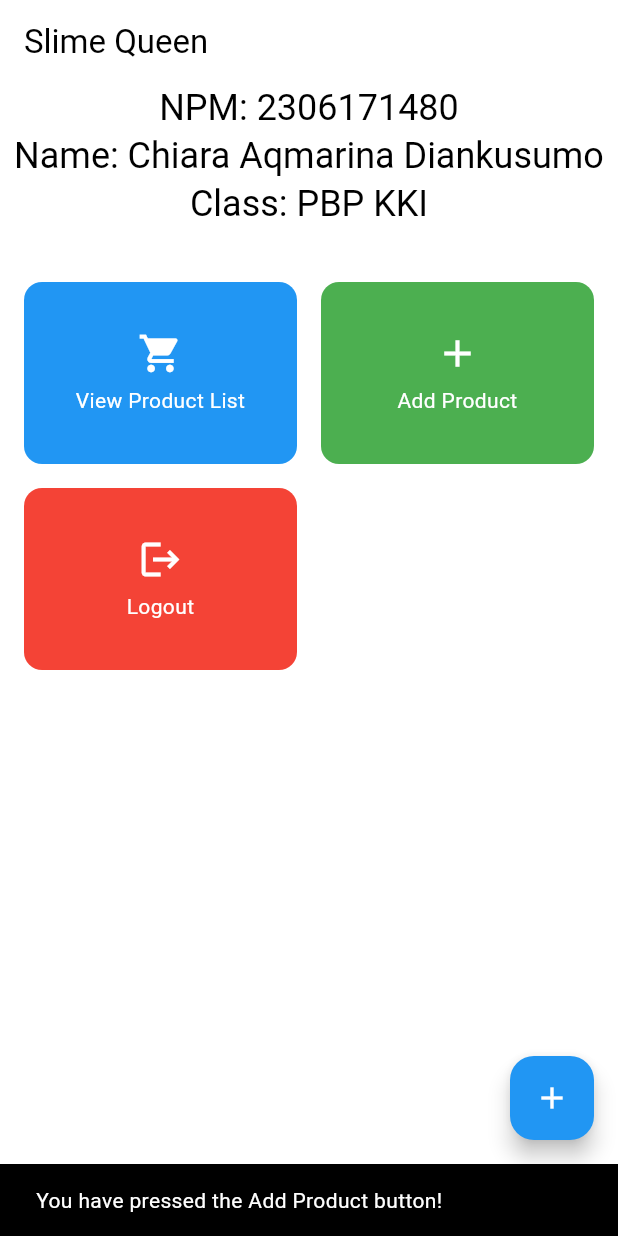
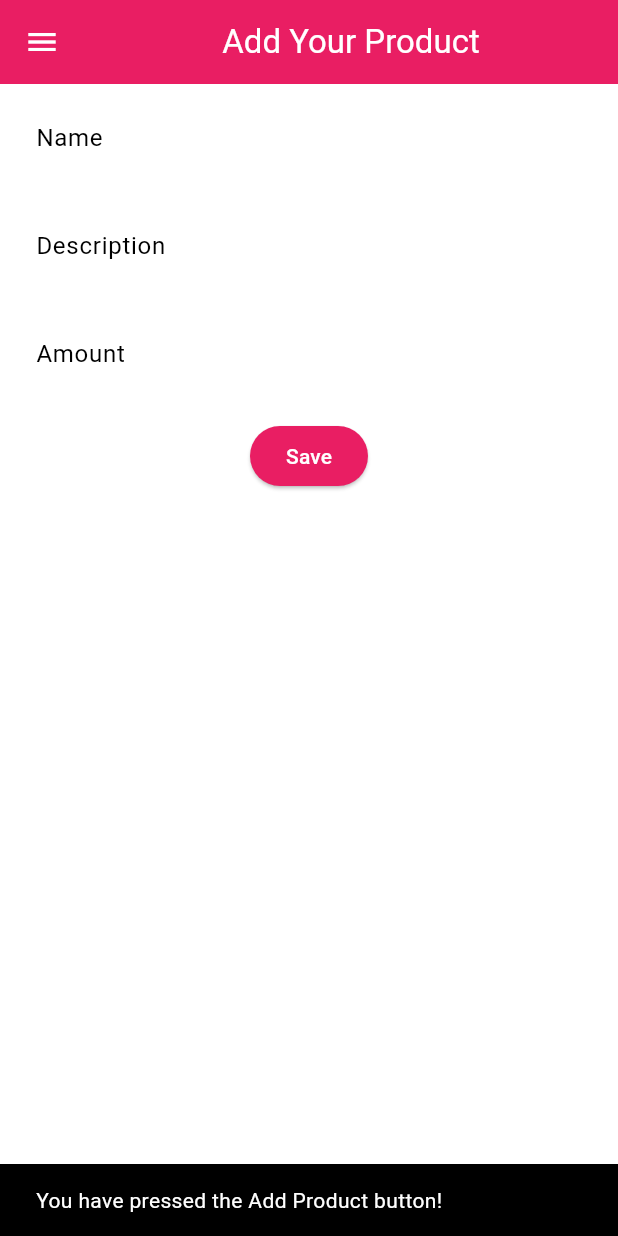
Before and after one commit to caqqmarina/E-commerce-mobile-app, a Flutter app: the screen it shows after launch, after a tap on "Add Product", on a phone screen of 412 x 824 dp. Run offline on Flutter 3.47's test engine with Material 3 defaults, Android fonts, the phone set to English and light mode, and no system bars.

Commit message:
Finished assignment 8

```diff
--- a/lib/main.dart
+++ b/lib/main.dart
@@ -1,5 +1,5 @@
 import 'package:flutter/material.dart';
-import 'package:ecommerce_app/menu.dart';
+import 'package:ecommerce_app/screens/menu.dart';
 
 void main() {
   runApp(const MyApp());
@@ -11,12 +11,12 @@ class MyApp extends StatelessWidget {
   @override
   Widget build(BuildContext context) {
     return MaterialApp(
-      title: 'Flutter Demo',
+      title: 'Slime Palace',
       theme: ThemeData(
         colorScheme: ColorScheme.fromSwatch(
-          primarySwatch: Colors.blue,
+          primarySwatch: Colors.pink,
         ).copyWith(
-          secondary: const Color.fromARGB(255, 206, 234, 255),
+          secondary: const Color.fromARGB(255, 252, 190, 229),
         ),
       ),
       home: MyHomePage(),
--- a/lib/menu.dart
+++ /dev/null
@@ -1,149 +0,0 @@
-import 'package:flutter/material.dart';
-
-class MyHomePage extends StatelessWidget {
-  final String npm = '2306171480'; // NPM
-  final String name = 'Chiara Aqmarina Diankusumo'; // Name
-  final String className = 'PBP KKI'; // Class
-
-  final List<ItemHomepage> items = [
-    ItemHomepage("View Product List", Icons.shopping_cart, Colors.blue),
-    ItemHomepage("Add Product", Icons.add, Colors.green),
-    ItemHomepage("Logout", Icons.logout, Colors.red),
-  ];
-
-  MyHomePage({super.key});
-
-  @override
-  Widget build(BuildContext context) {
-    return Scaffold(
-      appBar: AppBar(
-        backgroundColor: Theme.of(context).colorScheme.inversePrimary,
-        title: const Text('Slime Queen'),
-      ),
-      body: Center(
-        child: Column(
-          mainAxisAlignment: MainAxisAlignment.center,
-          children: <Widget>[
-            Text(
-              'NPM: $npm',
-              style: Theme.of(context).textTheme.headlineSmall,
-            ),
-            Text(
-              'Name: $name',
-              style: Theme.of(context).textTheme.headlineSmall,
-            ),
-            Text(
-              'Class: $className',
-              style: Theme.of(context).textTheme.headlineSmall,
-            ),
-            const SizedBox(height: 20),
-            Expanded(
-              child: GridView.builder(
-                padding: const EdgeInsets.all(16.0),
-                itemCount: items.length,
-                gridDelegate: const SliverGridDelegateWithFixedCrossAxisCount(
-                  crossAxisCount: 2,
-                  mainAxisSpacing: 16.0,
-                  crossAxisSpacing: 16.0,
-                  childAspectRatio: 1.5,
-                ),
-                itemBuilder: (context, index) {
-                  return ItemCard(items[index]); // Create ItemCard for each item
-                },
-              ),
-            ),
-          ],
-        ),
-      ),
-      floatingActionButton: FloatingActionButton(
-        onPressed: () {
-          // No state management here, so this button doesn't increment anything.
-        },
-        tooltip: 'Increment',
-        child: const Icon(Icons.add),
-      ),
-    );
-  }
-}
-
-class InfoCard extends StatelessWidget {
-  final String title;
-  final String content;
-
-  const InfoCard({super.key, required this.title, required this.content});
-
-  @override
-  Widget build(BuildContext context) {
-    return Card(
-      elevation: 2.0,
-      child: Container(
-        width: MediaQuery.of(context).size.width / 3.5,
-        padding: const EdgeInsets.all(16.0),
-        child: Column(
-          children: [
-            Text(
-              title,
-              style: const TextStyle(fontWeight: FontWeight.bold),
-            ),
-            const SizedBox(height: 8.0),
-            Text(content),
-          ],
-        ),
-      ),
-    );
-  }
-}
-
-class ItemHomepage {
-  final String name;
-  final IconData icon;
-  final Color color; // Added a color attribute for each button
-
-  ItemHomepage(this.name, this.icon, this.color);
-}
-
-class ItemCard extends StatelessWidget {
-  final ItemHomepage item;
-
-  const ItemCard(this.item, {super.key});
-
-  @override
-  Widget build(BuildContext context) {
-    return Material(
-      color: item.color, // Use item color for background
-      borderRadius: BorderRadius.circular(12),
-      child: InkWell(
-        onTap: () {
-          // Show Snackbar with a custom message for each button
-          String message = "You have pressed the ${item.name} button!";
-          ScaffoldMessenger.of(context)
-            ..hideCurrentSnackBar()
-            ..showSnackBar(
-              SnackBar(content: Text(message)),
-            );
-        },
-        child: Container(
-          padding: const EdgeInsets.all(8),
-          child: Center(
-            child: Column(
-              mainAxisAlignment: MainAxisAlignment.center,
-              children: [
-                Icon(
-                  item.icon,
-                  color: Colors.white,
-                  size: 30.0,
-                ),
-                const Padding(padding: EdgeInsets.all(3)),
-                Text(
-                  item.name,
-                  textAlign: TextAlign.center,
-                  style: const TextStyle(color: Colors.white),
-                ),
-              ],
-            ),
-          ),
-        ),
-      ),
-    );
-  }
-}
--- /dev/null
+++ b/lib/screens/menu.dart
@@ -0,0 +1,132 @@
+import 'package:flutter/material.dart';
+import '../widgets/left_drawer.dart';
+import '../widgets/product_card.dart';
+
+
+class MyHomePage extends StatelessWidget {
+  final String npm = '2306171480'; // NPM
+  final String name = 'Chiara Aqmarina Diankusumo'; // Name
+  final String className = 'KKI'; // Class
+  final List<ItemHomepage> items = [
+         ItemHomepage("View Product", Icons.mood, Colors.lightBlue),
+         ItemHomepage("Add Product", Icons.add, const Color.fromRGBO(128, 255, 126, 1)),
+         ItemHomepage("Logout", Icons.logout, Colors.pink),
+     ];
+  MyHomePage({super.key});
+
+    @override
+  Widget build(BuildContext context) {
+    // Scaffold provides the basic structure of the page with the AppBar and body.
+    return Scaffold(
+      // AppBar is the top part of the page that displays the title.
+      appBar: AppBar(
+        // The title of the application "Mental Health Tracker" with white text and bold font.
+        title: const Text(
+          'SLIME PALACE',
+          style: TextStyle(
+            color: Colors.white,
+            fontWeight: FontWeight.bold,
+          ),
+        ),
+        // The background color of the AppBar is obtained from the application theme color scheme.
+        backgroundColor: Theme.of(context).colorScheme.secondary,
+        iconTheme: const IconThemeData(color: Colors.white),
+      ),
+      drawer: const LeftDrawer(),
+      // Body of the page with paddings around it.
+      body: SingleChildScrollView(
+      child: Padding(
+        padding: const EdgeInsets.all(16.0),
+        // Place the widget vertically in a column.
+        child: Column(
+          crossAxisAlignment: CrossAxisAlignment.center,
+          children: [
+            // Row to display 3 InfoCard horizontally.
+            Row(
+              mainAxisAlignment: MainAxisAlignment.spaceEvenly,
+              children: [
+                InfoCard(title: 'NPM', content: npm),
+                InfoCard(title: 'Name', content: name),
+                InfoCard(title: 'Class', content: className),
+              ],
+            ),
+
+            // Give a vertical space of 16 units.
+            const SizedBox(height: 16.0),
+
+            // Place the following widget in the center of the page.
+            Center(
+              child: Column(
+                // Place the text and grid item vertically.
+
+                children: [
+                  // Display the welcome message with bold font and size 18.
+                  const Padding(
+                    padding: EdgeInsets.only(top: 16.0),
+                    child: Text(
+                      'Welcome to SLIME PALACE',
+                      style: TextStyle(
+                        fontWeight: FontWeight.bold,
+                        fontSize: 18.0,
+                      ),
+                    ),
+                  ),
+
+                  // Grid to display ItemCard in a 3 column grid.
+                  GridView.count(
+                    primary: true,
+                    padding: const EdgeInsets.all(20),
+                    crossAxisSpacing: 10,
+                    mainAxisSpacing: 10,
+                    crossAxisCount: 3,
+                    // To ensure that the grid fits its height.
+                    shrinkWrap: true,
+
+                    // Display ItemCard for each item in the items list.
+                    children: items.map((ItemHomepage item) {
+                      return ItemCard(item);
+                    }).toList(),
+                  ),
+                ],
+              ),
+            ),
+          ],
+        ),
+      ),
+    ),
+    );
+  }
+}
+
+class InfoCard extends StatelessWidget {
+  // Card information that displays the title and content.
+
+  final String title;  // Card title.
+  final String content;  // Card content.
+
+  const InfoCard({super.key, required this.title, required this.content});
+
+  @override
+  Widget build(BuildContext context) {
+    return Card(
+      // Create a card box with a shadow.
+      elevation: 2.0,
+      child: Container(
+        // Set the size and spacing within the card.
+        width: MediaQuery.of(context).size.width / 3.5, // Adjust with the width of the device used.
+        padding: const EdgeInsets.all(16.0),
+        // Place the title and content vertically.
+        child: Column(
+          children: [
+            Text(
+              title,
+              style: const TextStyle(fontWeight: FontWeight.bold),
+            ),
+            const SizedBox(height: 8.0),
+            Text(content),
+          ],
+        ),
+      ),
+    );
+  }
+}
--- /dev/null
+++ b/lib/screens/productentry_form.dart
@@ -0,0 +1,161 @@
+import 'package:flutter/material.dart';
+import '../widgets/left_drawer.dart';
+
+class ProductEntryFormPage extends StatefulWidget {
+  const ProductEntryFormPage({super.key});
+
+  @override
+  State<ProductEntryFormPage> createState() => _ProductEntryFormPageState();
+}
+
+class _ProductEntryFormPageState extends State<ProductEntryFormPage> {
+  final _formKey = GlobalKey<FormState>();
+  String _name = "";
+  String _description = "";
+  int _amount = 0;
+
+  @override
+  Widget build(BuildContext context) {
+    return Scaffold(
+      appBar: AppBar(
+        title: const Center(
+          child: Text(
+            'Add Your Product',
+          ),
+        ),
+        backgroundColor: Theme.of(context).colorScheme.primary,
+        foregroundColor: Colors.white,
+        iconTheme: const IconThemeData(color: Colors.white),
+      ),
+      drawer: const LeftDrawer(),
+      body: Form(
+        key: _formKey,
+        child: SingleChildScrollView(
+            child: Column(
+          crossAxisAlignment: CrossAxisAlignment.start,
+          children: [
+            Padding(
+              padding: const EdgeInsets.all(8.0),
+              child: TextFormField(
+                decoration: InputDecoration(
+                  hintText: "Name",
+                  labelText: "Name",
+                  border: OutlineInputBorder(
+                    borderRadius: BorderRadius.circular(5.0),
+                  ),
+                ),
+                onChanged: (String? value) {
+                  setState(() {
+                    _name = value!;
+                  });
+                },
+                validator: (String? value) {
+                  if (value == null || value.isEmpty) {
+                    return "Name cannot be empty!";
+                  }
+                  return null;
+                },
+              ),
+            ),
+            Padding(
+              padding: const EdgeInsets.all(8.0),
+              child: TextFormField(
+                decoration: InputDecoration(
+                  hintText: "Description",
+                  labelText: "Description",
+                  border: OutlineInputBorder(
+                    borderRadius: BorderRadius.circular(5.0),
+                  ),
+                ),
+                onChanged: (String? value) {
+                  setState(() {
+                    _description = value!;
+                  });
+                },
+                validator: (String? value) {
+                  if (value == null || value.isEmpty) {
+                    return "Description cannot be empty!";
+                  }
+                  return null;
+                },
+              ),
+            ),
+            Padding(
+              padding: const EdgeInsets.all(8.0),
+              child: TextFormField(
+                decoration: InputDecoration(
+                  hintText: "Amount",
+                  labelText: "Amount",
+                  border: OutlineInputBorder(
+                    borderRadius: BorderRadius.circular(5.0),
+                  ),
+                ),
+                onChanged: (String? value) {
+                  setState(() {
+                    _amount = int.tryParse(value!) ?? 0;
+                  });
+                },
+                validator: (String? value) {
+                  if (value == null || value.isEmpty) {
+                    return "Amount cannot be empty!";
+                  }
+                  if (int.tryParse(value) == null) {
+                    return "Amount must be a number!";
+                  }
+                  return null;
+                },
+              ),
+            ),
+            Align(
+              alignment: Alignment.bottomCenter,
+              child: Padding(
+                padding: const EdgeInsets.all(8.0),
+                child: ElevatedButton(
+                  style: ButtonStyle(
+                    backgroundColor: WidgetStateProperty.all(
+                        Theme.of(context).colorScheme.primary),
+                  ),
+                  onPressed: () {
+                    if (_formKey.currentState!.validate()) {
+                      showDialog(
+                        context: context,
+                        builder: (context) {
+                          return AlertDialog(
+                            title: const Text('Product successfully saved'),
+                            content: SingleChildScrollView(
+                              child: Column(
+                                crossAxisAlignment: CrossAxisAlignment.start,
+                                children: [
+                                  Text('Name: $_name'),
+                                  Text('Description: $_description'),
+                                  Text('Amount: $_amount'),
+                                ],
+                              ),
+                            ),
+                            actions: [
+                              TextButton(
+                                child: const Text('OK'),
+                                onPressed: () {
+                                  Navigator.pop(context);
+                                  _formKey.currentState!.reset();
+                                },
+                              ),
+                            ],
+                          );
+                        },
+                      );
+                    }
+                  },
+                  child: const Text(
+                    "Save",
+                    style: TextStyle(color: Colors.white),
+                  ),
+                ),
+              ),
+            ),
+          ],
+        )),
+      ),
+    );
+  }
+}
--- /dev/null
+++ b/lib/widgets/left_drawer.dart
@@ -0,0 +1,65 @@
+import 'package:flutter/material.dart';
+
+import '../screens/menu.dart';
+import '../screens/productentry_form.dart';
+
+
+class LeftDrawer extends StatelessWidget {
+  const LeftDrawer({super.key});
+
+  @override
+  Widget build(BuildContext context){
+    return Drawer(
+      child: ListView(
+        children: [
+          DrawerHeader(
+             decoration: BoxDecoration(
+                color: Theme.of(context).colorScheme.primary,
+              ),
+              child: const Column(
+                children: [
+                  Text(
+                    'SLIME PALACE',
+                    textAlign: TextAlign.center,
+                    style: TextStyle(
+                      fontSize: 24,
+                      fontWeight: FontWeight.bold,
+                      color: Colors.white,
+                    ),
+                  ),
+                  Padding(padding: EdgeInsets.all(8)),
+                  Text(
+                    "Need a slime? We've got it.",
+                    textAlign: TextAlign.center,
+                    style: TextStyle(
+                      fontSize: 15,
+                      fontWeight: FontWeight.normal,
+                      color: Colors.white,
+                    ),
+                  ),
+                ],
+              ),
+            ),
+            ListTile(
+              leading: const Icon(Icons.home_outlined),
+              title: const Text('Home Page'),
+              onTap: () {
+                Navigator.pushReplacement(context,
+                MaterialPageRoute(builder: (context) => MyHomePage(),
+                ));
+              },
+            ),
+            ListTile(
+            leading: const Icon(Icons.mood),
+            title: const Text('Add Product'),
+            onTap: () {
+               Navigator.pushReplacement(context,
+                MaterialPageRoute(builder: (context) => ProductEntryFormPage(),
+                ));
+            },
+          ),
+        ],
+      ),
+    );
+  }
+}
--- /dev/null
+++ b/lib/widgets/product_card.dart
@@ -0,0 +1,73 @@
+
+import 'package:flutter/material.dart';
+import '../screens/productentry_form.dart';
+
+
+class ItemCard extends StatelessWidget {
+  // Display the card with an icon and name.
+
+  final ItemHomepage item;
+
+  const ItemCard(this.item, {super.key});
+
+  @override
+  Widget build(BuildContext context) {
+    return Material(
+      // Specify the background color of the application theme.
+      color: item.iconColor,
+      // Round the card border.
+      borderRadius: BorderRadius.circular(12),
+
+      child: InkWell(
+        // Action when the card is pressed.
+        onTap: () {
+          // Display the SnackBar message when the card is pressed.
+          ScaffoldMessenger.of(context)
+            ..hideCurrentSnackBar()
+            ..showSnackBar(
+              SnackBar(content: Text("You have pressed the ${item.name} button!"))
+            );
+            if (item.name == "Add Product") {
+            Navigator.pushReplacement(
+                context,
+                MaterialPageRoute(
+                  // ignore: prefer_const_constructors
+                  builder: (context) => ProductEntryFormPage(),
+                ));
+          }
+        },
+        // Container to store the Icon and Text
+        child: Container(
+          padding: const EdgeInsets.all(8),
+          child: Center(
+            child: Column(
+              // Place the Icon and Text in the center of the card.
+              mainAxisAlignment: MainAxisAlignment.center,
+              children: [
+                Icon(
+                  item.icon,
+                  color: Colors.white,
+                  size: 30.0,
+                ),
+                const Padding(padding: EdgeInsets.all(3)),
+                Text(
+                  item.name,
+                  textAlign: TextAlign.center,
+                  style: const TextStyle(color: Colors.white),
+                ),
+              ],
+            ),
+          ),
+        ),
+      ),
+    );
+  }
+}
+
+class ItemHomepage {
+     final String name;
+     final IconData icon;
+     final Color iconColor;
+
+     ItemHomepage(this.name, this.icon, this.iconColor);
+ }
```
Also changed, not shown: 1 other file.
